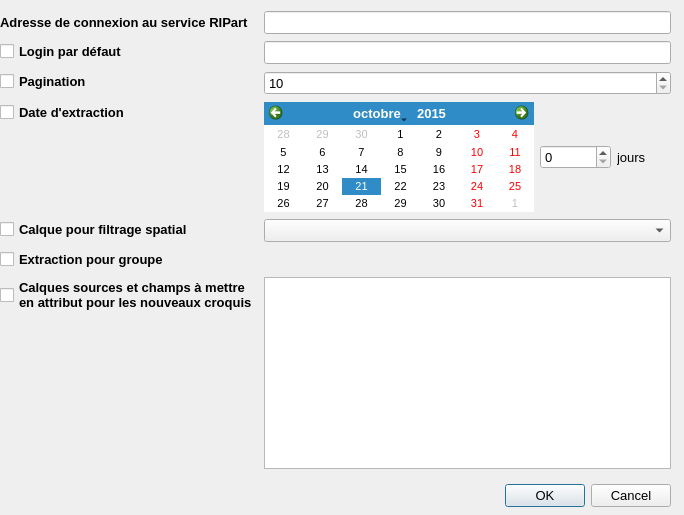
Old version of the form FormConfigurerRipart_base.ui in the repository IGNF/espace-collaboratif-qgis-plugin.
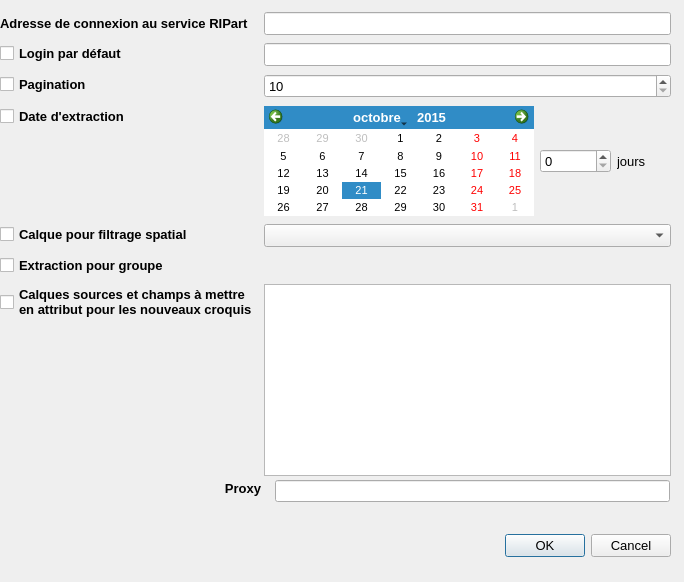
New version of the form. Icons and pictures are not drawn.

Commit message: ajout du proxy dans le fichier de config (ripart.xml)

Patch:
```diff
--- a/FormConfigurerRipart_base.ui
+++ b/FormConfigurerRipart_base.ui
@@ -7,7 +7,7 @@
     <x>0</x>
     <y>0</y>
     <width>684</width>
-    <height>515</height>
+    <height>582</height>
    </rect>
   </property>
   <property name="font">
@@ -29,7 +29,7 @@
    <property name="geometry">
     <rect>
      <x>330</x>
-     <y>480</y>
+     <y>530</y>
      <width>341</width>
      <height>32</height>
     </rect>
@@ -47,7 +47,7 @@
      <x>0</x>
      <y>10</y>
      <width>671</width>
-     <height>461</height>
+     <height>471</height>
     </rect>
    </property>
    <layout class="QFormLayout" name="formLayout_2">
@@ -126,6 +126,29 @@
       </property>
      </widget>
     </item>
+    <item row="2" column="0">
+     <widget class="QCheckBox" name="checkBoxPagination">
+      <property name="font">
+       <font>
+        <weight>75</weight>
+        <bold>true</bold>
+       </font>
+      </property>
+      <property name="text">
+       <string>Pagination</string>
+      </property>
+     </widget>
+    </item>
+    <item row="2" column="1">
+     <widget class="QSpinBox" name="spinBoxPagination">
+      <property name="minimum">
+       <number>10</number>
+      </property>
+      <property name="maximum">
+       <number>2147483647</number>
+      </property>
+     </widget>
+    </item>
     <item row="4" column="0">
      <widget class="QCheckBox" name="checkBoxDate">
       <property name="sizePolicy">
@@ -349,30 +372,54 @@
       </column>
      </widget>
     </item>
-    <item row="2" column="0">
-     <widget class="QCheckBox" name="checkBoxPagination">
+   </layout>
+  </widget>
+  <widget class="QLabel" name="lblProxy">
+   <property name="geometry">
+    <rect>
+     <x>10</x>
+     <y>480</y>
+     <width>251</width>
+     <height>16</height>
+    </rect>
+   </property>
       <property name="font">
        <font>
+     <pointsize>10</pointsize>
         <weight>75</weight>
         <bold>true</bold>
        </font>
       </property>
       <property name="text">
-       <string>Pagination</string>
-      </property>
-     </widget>
-    </item>
-    <item row="2" column="1">
-     <widget class="QSpinBox" name="spinBoxPagination">
-      <property name="minimum">
-       <number>10</number>
-      </property>
-      <property name="maximum">
-       <number>2147483647</number>
-      </property>
-     </widget>
-    </item>
-   </layout>
+    <string>Proxy</string>
+   </property>
+   <property name="alignment">
+    <set>Qt::AlignRight|Qt::AlignTrailing|Qt::AlignVCenter</set>
+   </property>
+  </widget>
+  <widget class="QLineEdit" name="lineEditProxy">
+   <property name="geometry">
+    <rect>
+     <x>275</x>
+     <y>480</y>
+     <width>395</width>
+     <height>22</height>
+    </rect>
+   </property>
+   <property name="minimumSize">
+    <size>
+     <width>2</width>
+     <height>0</height>
+    </size>
+   </property>
+   <property name="font">
+    <font>
+     <pointsize>10</pointsize>
+    </font>
+   </property>
+   <property name="frame">
+    <bool>true</bool>
+   </property>
   </widget>
  </widget>
  <tabstops>
```
Lines whose indentation alone changed are shown as unchanged. The commit also changes 7 other files.
